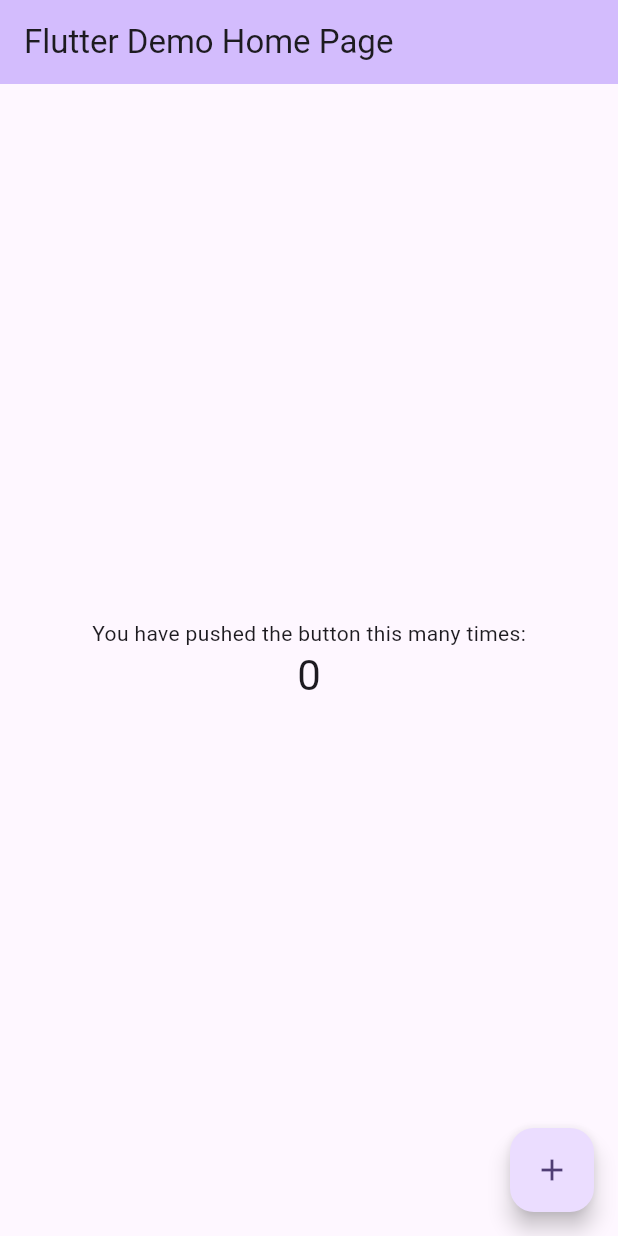
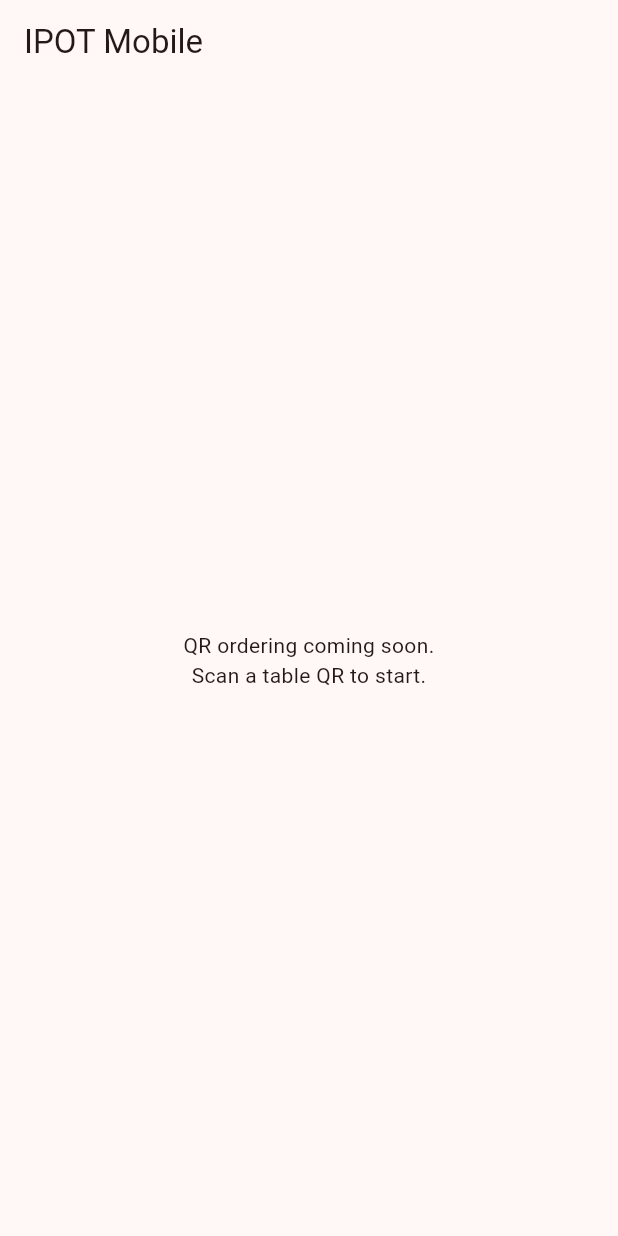
Before and after one commit to jhonxarox/ipot_mobile, a Flutter app: the screen it shows after launch, on a phone screen of 412 x 824 dp. Run offline on Flutter 3.47's test engine with Material 3 defaults, Android fonts, the phone set to English and light mode, and no system bars; our stand-ins replace dio, flutter_riverpod, go_router.

Commit message:
feat(app): add material 3 theme and go_router shell

```diff
--- /dev/null
+++ b/lib/app/app.dart
@@ -0,0 +1,24 @@
+import 'package:flutter/material.dart';
+
+import 'router.dart';
+import 'theme.dart';
+
+/// Root widget for the IPOT Mobile customer-ordering app.
+///
+/// Wired with [MaterialApp.router] so [GoRouter] owns navigation. Light and
+/// dark themes are both provided; the OS-level brightness setting drives the
+/// active palette via [ThemeMode.system].
+class IpotMobileApp extends StatelessWidget {
+  const IpotMobileApp({super.key});
+
+  @override
+  Widget build(BuildContext context) {
+    return MaterialApp.router(
+      title: 'IPOT Mobile',
+      theme: AppTheme.light,
+      darkTheme: AppTheme.dark,
+      routerConfig: appRouter,
+      debugShowCheckedModeBanner: false,
+    );
+  }
+}
--- /dev/null
+++ b/lib/app/router.dart
@@ -0,0 +1,44 @@
+import 'package:flutter/material.dart';
+import 'package:go_router/go_router.dart';
+
+/// Top-level [GoRouter] configuration.
+///
+/// Routes are added as features land:
+/// - `/`        — placeholder home (replaced by `/scan` in B1)
+/// - `/scan`    — QR scanner (B1)
+/// - `/menu/:tableId`  — menu browse (B2)
+/// - `/cart`    — cart review (B3)
+/// - `/order/:orderId` — confirmation + tracking (B5)
+final appRouter = GoRouter(
+  initialLocation: '/',
+  routes: [
+    GoRoute(
+      path: '/',
+      builder: (context, state) => const _PlaceholderHomeScreen(),
+    ),
+  ],
+);
+
+/// Temporary landing screen until the QR scanner ships in B1.
+///
+/// Kept private and colocated with the router so it can be deleted in a
+/// single edit without leaking into the `features/` tree.
+class _PlaceholderHomeScreen extends StatelessWidget {
+  const _PlaceholderHomeScreen();
+
+  @override
+  Widget build(BuildContext context) {
+    return Scaffold(
+      appBar: AppBar(title: const Text('IPOT Mobile')),
+      body: const Center(
+        child: Padding(
+          padding: EdgeInsets.all(24),
+          child: Text(
+            'QR ordering coming soon.\nScan a table QR to start.',
+            textAlign: TextAlign.center,
+          ),
+        ),
+      ),
+    );
+  }
+}
--- /dev/null
+++ b/lib/app/theme.dart
@@ -0,0 +1,28 @@
+import 'package:flutter/material.dart';
+
+/// App-wide Material 3 theming.
+///
+/// We derive both light and dark schemes from a single seed colour via
+/// [ColorScheme.fromSeed]. The seed is a stock Material palette rather than a
+/// guessed brand hex — easy to swap to IPOT's actual primary once known.
+class AppTheme {
+  AppTheme._();
+
+  /// Seed colour for the generated [ColorScheme]. Replace with IPOT's
+  /// official primary when a brand spec is provided.
+  static const Color _seed = Colors.deepOrange;
+
+  static ThemeData get light => _build(Brightness.light);
+
+  static ThemeData get dark => _build(Brightness.dark);
+
+  static ThemeData _build(Brightness brightness) {
+    final scheme = ColorScheme.fromSeed(
+      seedColor: _seed,
+      brightness: brightness,
+    );
+    return ThemeData(
+      colorScheme: scheme,
+    );
+  }
+}
--- a/lib/main.dart
+++ b/lib/main.dart
@@ -1,122 +1,12 @@
 import 'package:flutter/material.dart';
+import 'package:flutter_riverpod/flutter_riverpod.dart';
+
+import 'app/app.dart';
 
 void main() {
-  runApp(const MyApp());
+  runApp(
+    const ProviderScope(
+      child: IpotMobileApp(),
+    ),
+  );
 }
-
-class MyApp extends StatelessWidget {
-  const MyApp({super.key});
-
-  // This widget is the root of your application.
-  @override
-  Widget build(BuildContext context) {
-    return MaterialApp(
-      title: 'Flutter Demo',
-      theme: ThemeData(
-        // This is the theme of your application.
-        //
-        // TRY THIS: Try running your application with "flutter run". You'll see
-        // the application has a purple toolbar. Then, without quitting the app,
-        // try changing the seedColor in the colorScheme below to Colors.green
-        // and then invoke "hot reload" (save your changes or press the "hot
-        // reload" button in a Flutter-supported IDE, or press "r" if you used
-        // the command line to start the app).
-        //
-        // Notice that the counter didn't reset back to zero; the application
-        // state is not lost during the reload. To reset the state, use hot
-        // restart instead.
-        //
-        // This works for code too, not just values: Most code changes can be
-        // tested with just a hot reload.
-        colorScheme: .fromSeed(seedColor: Colors.deepPurple),
-      ),
-      home: const MyHomePage(title: 'Flutter Demo Home Page'),
-    );
-  }
-}
-
-class MyHomePage extends StatefulWidget {
-  const MyHomePage({super.key, required this.title});
-
-  // This widget is the home page of your application. It is stateful, meaning
-  // that it has a State object (defined below) that contains fields that affect
-  // how it looks.
-
-  // This class is the configuration for the state. It holds the values (in this
-  // case the title) provided by the parent (in this case the App widget) and
-  // used by the build method of the State. Fields in a Widget subclass are
-  // always marked "final".
-
-  final String title;
-
-  @override
-  State<MyHomePage> createState() => _MyHomePageState();
-}
-
-class _MyHomePageState extends State<MyHomePage> {
-  int _counter = 0;
-
-  void _incrementCounter() {
-    setState(() {
-      // This call to setState tells the Flutter framework that something has
-      // changed in this State, which causes it to rerun the build method below
-      // so that the display can reflect the updated values. If we changed
-      // _counter without calling setState(), then the build method would not be
-      // called again, and so nothing would appear to happen.
-      _counter++;
-    });
-  }
-
-  @override
-  Widget build(BuildContext context) {
-    // This method is rerun every time setState is called, for instance as done
-    // by the _incrementCounter method above.
-    //
-    // The Flutter framework has been optimized to make rerunning build methods
-    // fast, so that you can just rebuild anything that needs updating rather
-    // than having to individually change instances of widgets.
-    return Scaffold(
-      appBar: AppBar(
-        // TRY THIS: Try changing the color here to a specific color (to
-        // Colors.amber, perhaps?) and trigger a hot reload to see the AppBar
-        // change color while the other colors stay the same.
-        backgroundColor: Theme.of(context).colorScheme.inversePrimary,
-        // Here we take the value from the MyHomePage object that was created by
-        // the App.build method, and use it to set our appbar title.
-        title: Text(widget.title),
-      ),
-      body: Center(
-        // Center is a layout widget. It takes a single child and positions it
-        // in the middle of the parent.
-        child: Column(
-          // Column is also a layout widget. It takes a list of children and
-          // arranges them vertically. By default, it sizes itself to fit its
-          // children horizontally, and tries to be as tall as its parent.
-          //
-          // Column has various properties to control how it sizes itself and
-          // how it positions its children. Here we use mainAxisAlignment to
-          // center the children vertically; the main axis here is the vertical
-          // axis because Columns are vertical (the cross axis would be
-          // horizontal).
-          //
-          // TRY THIS: Invoke "debug painting" (choose the "Toggle Debug Paint"
-          // action in the IDE, or press "p" in the console), to see the
-          // wireframe for each widget.
-          mainAxisAlignment: .center,
-          children: [
-            const Text('You have pushed the button this many times:'),
-            Text(
-              '$_counter',
-              style: Theme.of(context).textTheme.headlineMedium,
-            ),
-          ],
-        ),
-      ),
-      floatingActionButton: FloatingActionButton(
-        onPressed: _incrementCounter,
-        tooltip: 'Increment',
-        child: const Icon(Icons.add),
-      ),
-    );
-  }
-}
```
Also changed, not shown: 1 other file.
